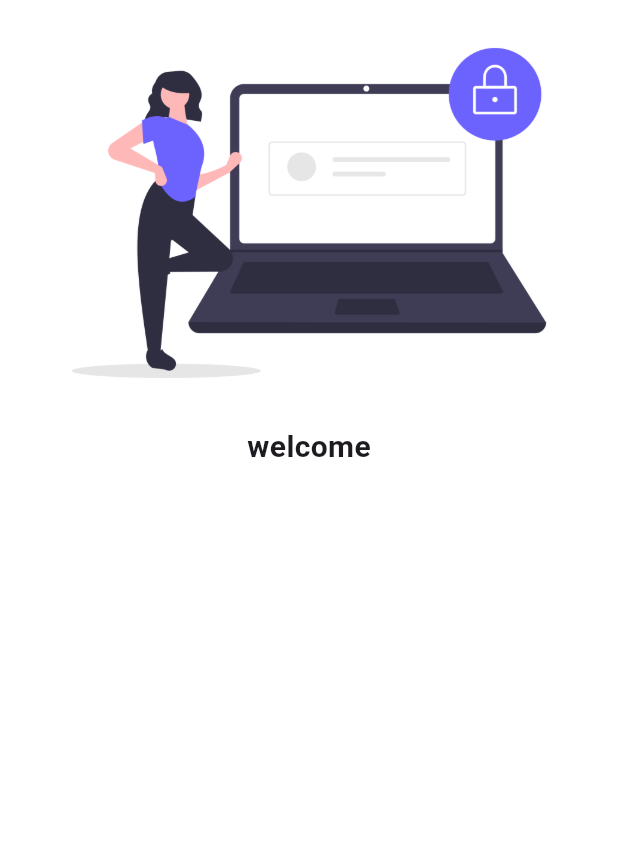
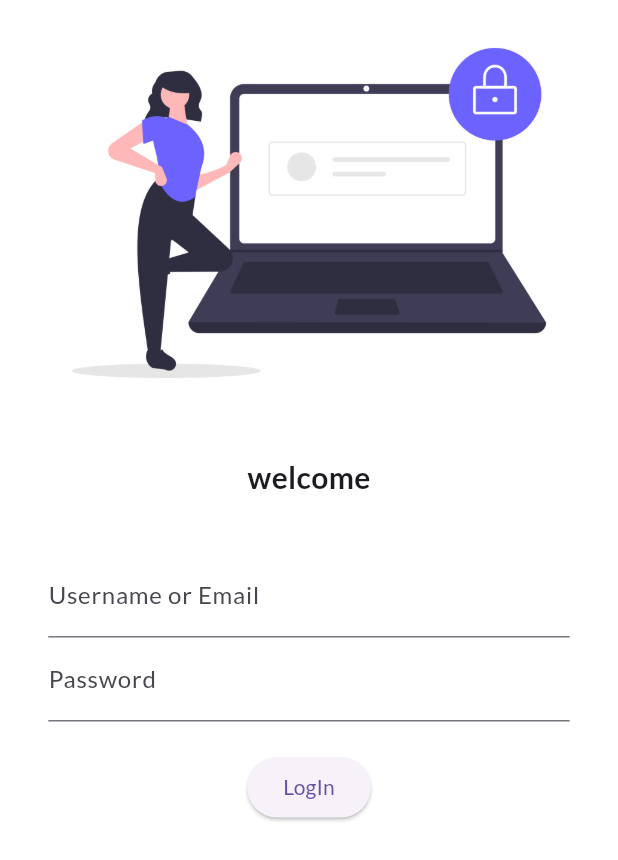
Before and after one commit to Torabarnob203311003/Learning-Flutter, a Flutter app: the screen it shows after launch, on a phone screen of 412 x 824 dp. Shown: the top 860 px of the screen. Run offline on Flutter 3.47's test engine with Material 3 defaults, Android fonts, the phone set to English and light mode, and no system bars; our stand-ins replace google_fonts.

Commit message:
day 3 completed

```diff
--- a/lib/main.dart
+++ b/lib/main.dart
@@ -1,4 +1,5 @@
 import 'package:flutter/material.dart';
+import 'package:google_fonts/google_fonts.dart';
 import 'package:my_app/pages/login_page.dart';
 import 'pages/home_page.dart';
 
@@ -11,11 +12,13 @@ class MyApp extends StatelessWidget {
   Widget build(BuildContext context) {
     return MaterialApp(
       themeMode: ThemeMode.light,
-      theme: ThemeData(primarySwatch: Colors.deepOrange),
+      theme: ThemeData(
+        primarySwatch: Colors.deepOrange,
+        fontFamily: GoogleFonts.lato().fontFamily,
+      ),
       darkTheme: ThemeData(
         brightness: Brightness.dark,
       ),
-
       routes: {
         "/": (context) => MyWidget(),
         "/loginpage": (context) => HomePage()
--- a/lib/pages/login_page.dart
+++ b/lib/pages/login_page.dart
@@ -5,6 +5,7 @@ class MyWidget extends StatelessWidget {
 
   @override
   Widget build(BuildContext context) {
+    var labelText = "username or email";
     return Material(
         color: Colors.white,
         child: Column(
@@ -13,11 +14,44 @@ class MyWidget extends StatelessWidget {
               "assets/images/login_images.png",
               fit: BoxFit.cover,
             ),
+            SizedBox(
+              height: 20.0,
+            ),
             Text("welcome",
                 style: TextStyle(
                   fontSize: 20,
                   fontWeight: FontWeight.bold,
-                ))
+                )),
+            SizedBox(
+              height: 20.0,
+            ),
+            Padding(
+              padding:
+                  const EdgeInsets.symmetric(vertical: 16.0, horizontal: 32.20),
+              child: Column(
+                children: [
+                  TextFormField(
+                    decoration: InputDecoration(
+                        hintText: "Username or Email",
+                        labelText: "Username or Email"),
+                  ),
+                  TextFormField(
+                    decoration: InputDecoration(
+                        hintText: "Password", labelText: "Password"),
+                  ),
+                  SizedBox(
+                    height: 20.0,
+                  ),
+                  ElevatedButton(
+                    onPressed: () {
+                      print("yes u did it right");
+                    },
+                    child: Text("LogIn"),
+                    style: TextButton.styleFrom(),
+                  ),
+                ],
+              ),
+            )
           ],
         ));
   }
--- a/pubspec.yaml
+++ b/pubspec.yaml
@@ -34,6 +34,7 @@ dependencies:
   # The following adds the Cupertino Icons font to your application.
   # Use with the CupertinoIcons class for iOS style icons.
   cupertino_icons: ^1.0.6
+  google_fonts: ^6.2.1
 
 dev_dependencies:
   flutter_test:
```
Also changed, not shown: pubspec.lock, 2 other files.
